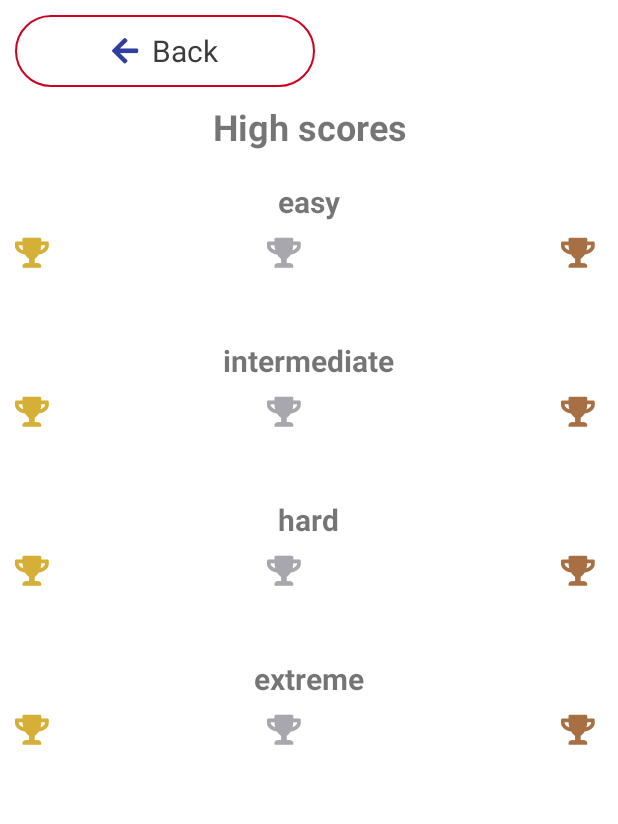
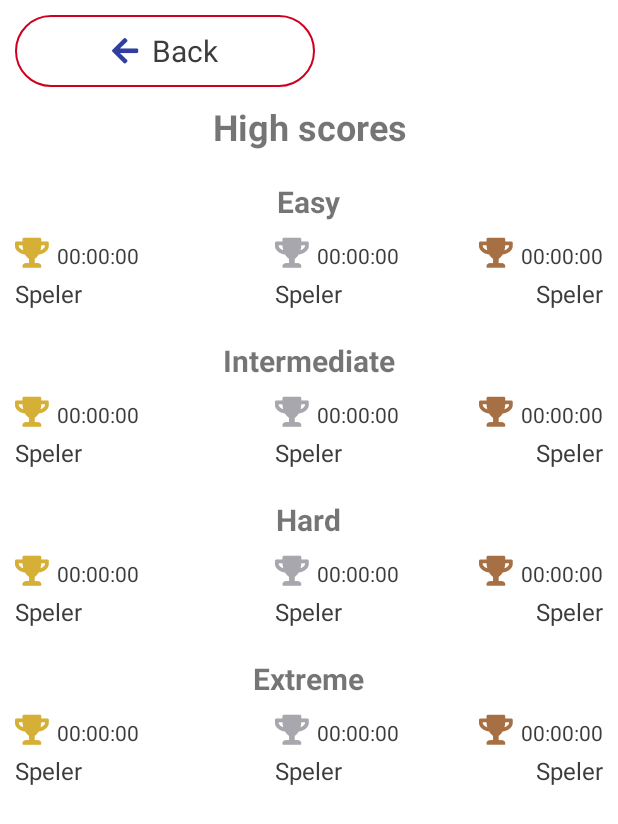
Before and after one commit to wthieme/Yavalath, an Android app: the HighScoreActivity screen opened directly, with no data from a screen before it, on a phone screen of 412 x 824 dp. Shown: the top 824 px of the screen. Run offline under Robolectric (Android 15) with nearby library versions, the phone set to English and light mode, and no system bars; our stand-ins replace Firebase (no records; nobody signed in at launch, a user with empty details on screens opened directly).

Commit message:
High Scores bug fixes

```diff
--- a/app/build.gradle
+++ b/app/build.gradle
@@ -9,8 +9,8 @@ android {
         applicationId "nl.whitedove.yavalath"
         minSdkVersion 23
         targetSdkVersion 28
-        versionCode 15
-        versionName "1.2.0"
+        versionCode 16
+        versionName "1.2.1"
         testInstrumentationRunner "android.support.test.runner.AndroidJUnitRunner"
     }
     buildTypes {
--- a/app/src/main/java/nl/whitedove/yavalath/HighScoreActivity.kt
+++ b/app/src/main/java/nl/whitedove/yavalath/HighScoreActivity.kt
@@ -59,6 +59,11 @@ class HighScoreActivity : AppCompatActivity() {
         FontManager.markAsIconContainer(tvExtremeGold,iconFont)
         FontManager.markAsIconContainer(tvExtremeSilver,iconFont)
         FontManager.markAsIconContainer(tvExtremeBronze,iconFont)
+
+        tvEasy.text = getString(R.string.Easy).capitalize()
+        tvIntermediate.text = getString(R.string.Intermediate).capitalize()
+        tvExpert.text = getString(R.string.Expert).capitalize()
+        tvExtreme.text = getString(R.string.Extreme).capitalize()
     }
 
     private fun initDb() {
--- a/app/src/main/res/layout/highscore_activity.xml
+++ b/app/src/main/res/layout/highscore_activity.xml
@@ -91,8 +91,7 @@
         android:id="@+id/tvEasySilver"
         android:layout_width="wrap_content"
         android:layout_height="wrap_content"
-        android:layout_toStartOf="@+id/tvEasySilverScore"
-        android:layout_marginEnd="5dp"
+        android:layout_alignStart="@+id/tvEasySilverWinner"
         android:layout_alignBaseline="@+id/tvEasyGold"
         android:text="@string/fa_trophy"
         android:textColor="@color/colorSilver"
@@ -103,7 +102,8 @@
         android:layout_width="wrap_content"
         android:layout_height="wrap_content"
         android:layout_alignBaseline="@+id/tvEasySilver"
-        android:layout_centerInParent="true"
+        android:layout_marginStart="5dp"
+        android:layout_toEndOf="@+id/tvEasySilver"
         android:text="@string/time000000"
         android:textColor="@color/colorPrimary"
         android:textSize="14sp" />
@@ -203,8 +203,7 @@
         android:id="@+id/tvIntermediateSilver"
         android:layout_width="wrap_content"
         android:layout_height="wrap_content"
-        android:layout_toStartOf="@+id/tvIntermediateSilverScore"
-        android:layout_marginEnd="5dp"
+        android:layout_alignStart="@+id/tvIntermediateSilverWinner"
         android:layout_alignBaseline="@+id/tvIntermediateGold"
         android:text="@string/fa_trophy"
         android:textColor="@color/colorSilver"
@@ -215,7 +214,8 @@
         android:layout_width="wrap_content"
         android:layout_height="wrap_content"
         android:layout_alignBaseline="@+id/tvIntermediateSilver"
-        android:layout_centerInParent="true"
+        android:layout_toEndOf="@+id/tvIntermediateSilver"
+        android:layout_marginStart="5dp"
         android:text="@string/time000000"
         android:textColor="@color/colorPrimary"
         android:textSize="14sp" />
@@ -314,8 +314,7 @@
         android:id="@+id/tvExpertSilver"
         android:layout_width="wrap_content"
         android:layout_height="wrap_content"
-        android:layout_toStartOf="@+id/tvExpertSilverScore"
-        android:layout_marginEnd="5dp"
+        android:layout_alignStart="@+id/tvExpertSilverWinner"
         android:layout_alignBaseline="@+id/tvExpertGold"
         android:text="@string/fa_trophy"
         android:textColor="@color/colorSilver"
@@ -326,7 +325,8 @@
         android:layout_width="wrap_content"
         android:layout_height="wrap_content"
         android:layout_alignBaseline="@+id/tvExpertSilver"
-        android:layout_centerInParent="true"
+        android:layout_toEndOf="@+id/tvExpertSilver"
+        android:layout_marginStart="5dp"
         android:text="@string/time000000"
         android:textColor="@color/colorPrimary"
         android:textSize="14sp" />
@@ -425,8 +425,7 @@
         android:id="@+id/tvExtremeSilver"
         android:layout_width="wrap_content"
         android:layout_height="wrap_content"
-        android:layout_toStartOf="@+id/tvExtremeSilverScore"
-        android:layout_marginEnd="5dp"
+        android:layout_alignStart="@+id/tvExtremeSilverWinner"
         android:layout_alignBaseline="@+id/tvExtremeGold"
         android:text="@string/fa_trophy"
         android:textColor="@color/colorSilver"
@@ -437,7 +436,8 @@
         android:layout_width="wrap_content"
         android:layout_height="wrap_content"
         android:layout_alignBaseline="@+id/tvExtremeSilver"
-        android:layout_centerInParent="true"
+        android:layout_toEndOf="@+id/tvExtremeSilver"
+        android:layout_marginStart="5dp"
         android:text="@string/time000000"
         android:textColor="@color/colorPrimary"
         android:textSize="14sp" />
--- a/app/src/main/res/values/strings.xml
+++ b/app/src/main/res/values/strings.xml
@@ -92,7 +92,7 @@
     <string name="rH2HInternet">Human vs Human - Internet</string>
     <string name="H2HLocal">Human vs Human - Local</string>
     <string name="HumanVsComputer">Human vs Computer</string>
-    <string name="Modehvc">In this mode you play against the computer</string>
+    <string name="Modehvc">In this mode you play against the computer. Win 3 games and beat the high score.</string>
     <string name="Easy">easy</string>
     <string name="Intermediate">intermediate</string>
     <string name="Expert">hard</string>
@@ -114,6 +114,6 @@
     <string name="silver">Silver</string>
     <string name="bronze">Bronze</string>
     <string name="high_scores">High scores</string>
-    <string name="time000000"> </string>
-    <string name="white_dove"> </string>
+    <string name="time000000">00:00:00</string>
+    <string name="white_dove">Speler</string>
 </resources>
```
Also changed, not shown: app/src/main/java/nl/whitedove/yavalath/GameActivity.kt (+4 -6 lines), app/src/main/java/nl/whitedove/yavalath/GameHelper.kt (+14 -12 lines), app/src/main/res/layout/content_main.xml (+6 -6 lines), 2 other files.
